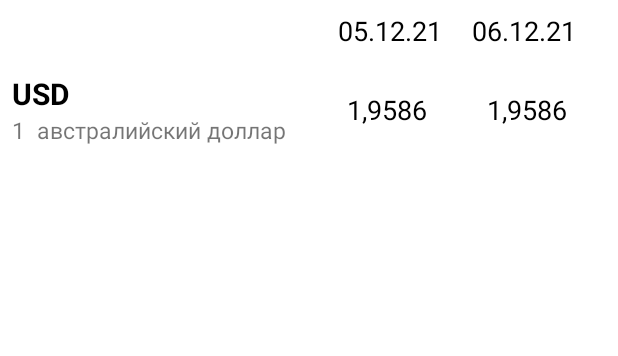
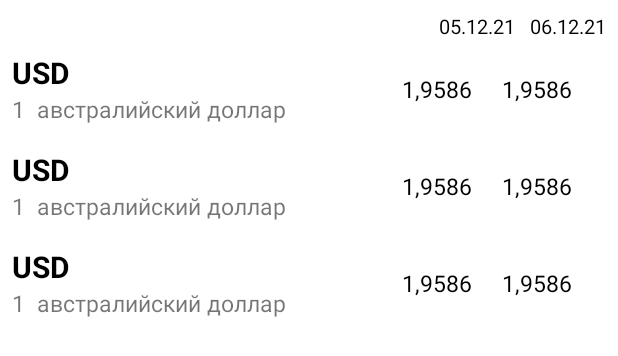
Before and after one commit to krachkovskyalex/Currency_test_task, an Android app: the layout activity_main.xml on its own in the app's theme, with its tools: preview values and no code run, on a phone screen of 412 x 824 dp. Shown: the top 356 px of the screen. Run offline under Robolectric (Android 15) with nearby library versions, the phone set to English and light mode, and no system bars.

Commit message:
fetching data

```diff
--- a/app/src/main/java/com/krachkovsky/currencytesttask/api/CurrencyRequest.kt
+++ b/app/src/main/java/com/krachkovsky/currencytesttask/api/CurrencyRequest.kt
@@ -7,6 +7,9 @@ import retrofit2.http.GET
 interface CurrencyRequest {
 
     @GET("rates?periodicity=0")
-    fun getCurrency(): Call<Currency>
+    fun getCurrentCurrency(): Call<Currency>
+
+    @GET("rates?ondate=2021-12-1&periodicity=0")
+    fun getPreviousCurrency(): Call<Currency>
 
 }
--- a/app/src/main/res/layout/activity_main.xml
+++ b/app/src/main/res/layout/activity_main.xml
@@ -9,29 +9,22 @@
 
     <LinearLayout
         android:id="@+id/ll_empty"
-        android:layout_width="0dp"
+        android:layout_width="match_parent"
         android:layout_height="wrap_content"
+        android:gravity="end"
         android:orientation="horizontal"
-        app:layout_constraintEnd_toStartOf="@+id/ll_data"
+        app:layout_constraintEnd_toEndOf="parent"
+        app:layout_constraintHorizontal_bias="0.5"
         app:layout_constraintStart_toStartOf="parent"
-        app:layout_constraintTop_toTopOf="parent" />
-
-    <LinearLayout
-        android:id="@+id/ll_data"
-        android:layout_width="0dp"
-        android:layout_height="wrap_content"
-        android:gravity="center"
-        app:layout_constraintEnd_toEndOf="parent"
-        app:layout_constraintStart_toEndOf="@+id/ll_empty"
-        app:layout_constraintTop_toTopOf="parent">
+        app:layout_constraintTop_toTopOf="parent" >
 
         <TextView
             android:id="@+id/tv_previous_data"
             android:layout_width="wrap_content"
             android:layout_height="wrap_content"
-            android:layout_marginEnd="20dp"
+            android:layout_marginEnd="10dp"
             android:textColor="@color/black"
-            android:textSize="18sp"
+            android:textSize="13sp"
             tools:text="05.12.21" />
 
         <TextView
@@ -39,9 +32,8 @@
             android:layout_width="wrap_content"
             android:layout_height="wrap_content"
             android:textColor="@color/black"
-            android:textSize="18sp"
+            android:textSize="13sp"
             tools:text="06.12.21" />
-
 
     </LinearLayout>
 
@@ -49,11 +41,12 @@
     <androidx.recyclerview.widget.RecyclerView
         android:id="@+id/rv_currency"
         android:layout_width="match_parent"
-        android:layout_height="wrap_content"
-        android:layout_marginTop="8dp"
-        app:layout_constraintLeft_toLeftOf="parent"
-        app:layout_constraintRight_toRightOf="parent"
-        app:layout_constraintTop_toBottomOf="@+id/ll_data"
-        tools:listitem="@layout/currency_item"/>
+        android:layout_height="0dp"
+        android:clipToPadding="false"
+        app:layout_constraintBottom_toBottomOf="parent"
+        app:layout_constraintEnd_toEndOf="parent"
+        app:layout_constraintStart_toStartOf="parent"
+        app:layout_constraintTop_toBottomOf="@+id/ll_empty"
+        tools:listitem="@layout/currency_item" />
 
 </androidx.constraintlayout.widget.ConstraintLayout>
--- a/app/src/main/res/layout/currency_item.xml
+++ b/app/src/main/res/layout/currency_item.xml
@@ -3,7 +3,7 @@
     xmlns:app="http://schemas.android.com/apk/res-auto"
     xmlns:tools="http://schemas.android.com/tools"
     android:layout_width="match_parent"
-    android:layout_height="match_parent"
+    android:layout_height="wrap_content"
     android:paddingTop="8dp"
     android:paddingBottom="8dp">
 
@@ -13,6 +13,7 @@
         android:layout_height="wrap_content"
         android:gravity="start"
         android:orientation="vertical"
+        app:layout_constraintHorizontal_weight="0.6"
         app:layout_constraintEnd_toStartOf="@+id/ll_cur_value"
         app:layout_constraintStart_toStartOf="parent"
         app:layout_constraintTop_toTopOf="parent">
@@ -57,6 +58,7 @@
         android:layout_height="wrap_content"
         android:gravity="center"
         android:orientation="horizontal"
+        app:layout_constraintHorizontal_weight="0.4"
         app:layout_constraintBottom_toBottomOf="@+id/ll_cur_name"
         app:layout_constraintEnd_toEndOf="parent"
         app:layout_constraintStart_toEndOf="@+id/ll_cur_name"
@@ -66,9 +68,9 @@
             android:id="@+id/tv_cur_previous"
             android:layout_width="wrap_content"
             android:layout_height="wrap_content"
-            android:layout_marginEnd="40dp"
+            android:layout_marginEnd="20dp"
             android:textColor="@color/black"
-            android:textSize="18sp"
+            android:textSize="15sp"
             tools:text="1,9586" />
 
         <TextView
@@ -76,7 +78,8 @@
             android:layout_width="wrap_content"
             android:layout_height="wrap_content"
             android:textColor="@color/black"
-            android:textSize="18sp"
+            android:textSize="15sp"
+
             tools:text="1,9586" />
 
     </LinearLayout>
```
Also changed, not shown: app/src/main/java/com/krachkovsky/currencytesttask/adapter/CurrencyAdapter.kt (+15 -6 lines), app/src/main/java/com/krachkovsky/currencytesttask/ui/CurrencyViewModel.kt (+18 -4 lines), app/src/main/java/com/krachkovsky/currencytesttask/ui/MainActivity.kt (+13 -3 lines).
